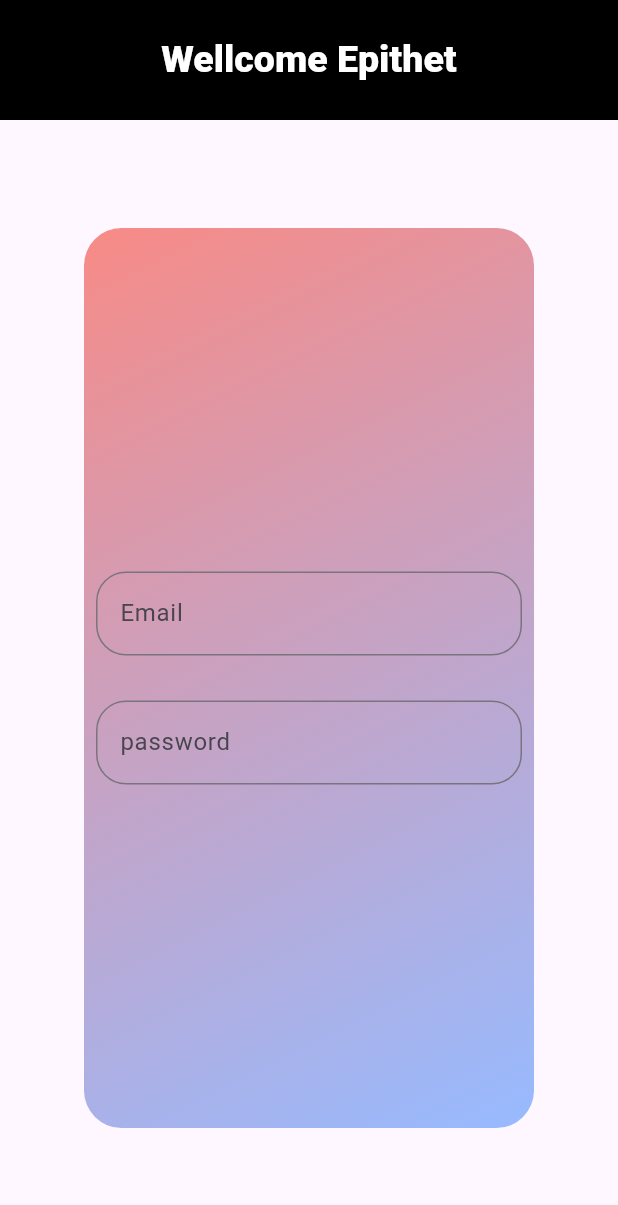
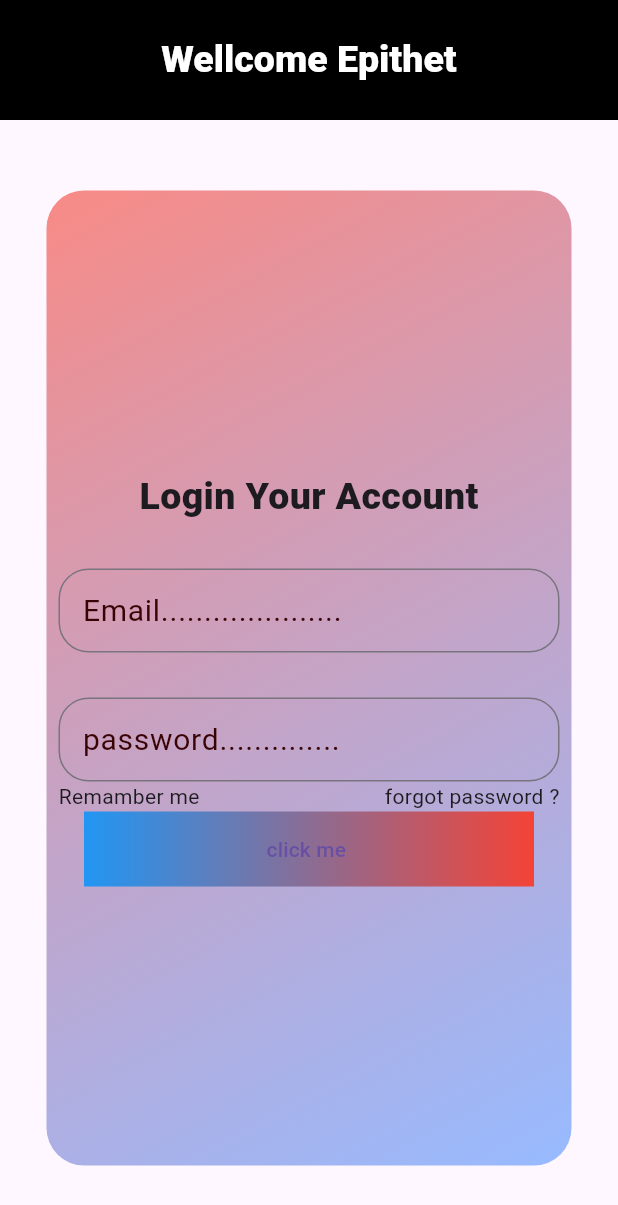
Before and after one commit to Aalokkumar0/epithet, a Flutter app: the screen it shows after launch, on a phone screen of 412 x 824 dp. Shown: the top 1205 px of the screen. Run offline on Flutter 3.47's test engine with Material 3 defaults, Android fonts, the phone set to English and light mode, and no system bars.

Commit message:
Update HomeScreen and CardScreen layout and functionality

```diff
--- a/lib/screens/home_screen.dart
+++ b/lib/screens/home_screen.dart
@@ -25,7 +25,6 @@ class _HomeScreenState extends State<HomeScreen> {
             ),
           ),
         ),
-
       ),
 
       body: CardScreen(),
--- a/lib/widget/card.dart
+++ b/lib/widget/card.dart
@@ -7,8 +7,8 @@ class CardScreen extends StatelessWidget {
   Widget build(BuildContext context) {
     return Center(
       child: Container(
-        height: 600,
-        width: 300,
+        height: 650,
+        width: 350,
         decoration: BoxDecoration(
           borderRadius: BorderRadius.circular(25),
           gradient: LinearGradient(
@@ -25,9 +25,20 @@ class CardScreen extends StatelessWidget {
           child: Column(
             mainAxisAlignment: MainAxisAlignment.center,
             children: [
+              Text(
+                "Login Your Account",
+                style: TextStyle(fontWeight: FontWeight.w900, fontSize: 25),
+              ),
+
+              SizedBox(height: 30),
+
               TextField(
                 decoration: InputDecoration(
-                  labelText: "Email",
+                  labelText: "Email.....................",
+                  labelStyle: TextStyle(
+                    color: const Color.fromARGB(255, 57, 3, 5),
+                    fontSize: 20,
+                  ),
                   border: OutlineInputBorder(
                     borderRadius: BorderRadius.circular(20),
                   ),
@@ -38,11 +49,37 @@ class CardScreen extends StatelessWidget {
 
               TextField(
                 decoration: InputDecoration(
-                  labelText:"password",
+                  labelText: "password..............",
+                  labelStyle: TextStyle(
+                    color: const Color.fromARGB(255, 57, 3, 5),
+                    fontSize: 20,
+                  ),
                   border: OutlineInputBorder(
                     borderRadius: BorderRadius.circular(20),
                   ),
                 ),
+              ),
+              Row(
+                mainAxisAlignment: MainAxisAlignment.spaceBetween,
+                children: [Text("Remamber me "), Text("forgot password ?")],
+              ),
+              Column(
+                children: [
+                  Container(
+                    height: 50,
+                    width: 300,
+                    decoration: BoxDecoration(
+                      gradient: LinearGradient(colors: [Colors.blue,Colors.red])
+                    ),
+                    child: TextButton(
+                      onPressed: () {
+                        // ignore: avoid_print
+                        print("button clicked");
+                      },
+                      child: Text("click me "),
+                    ),
+                  ),
+                ],
               ),
             ],
           ),
```
